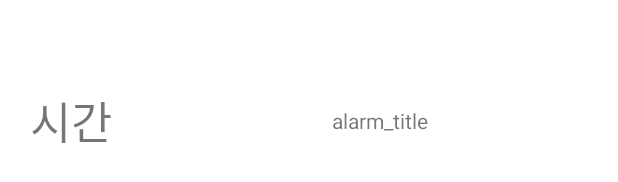
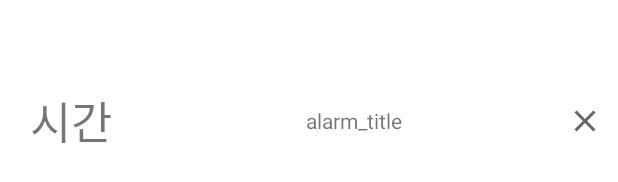
Before and after one commit to dummest/life_partner, an Android app: the layout list_item.xml on its own in the app's theme, with its tools: preview values and no code run, on a phone screen of 412 x 824 dp. Shown: the part 497-679 px from the top of the screen. Run offline under Robolectric (Android 15) with nearby library versions, the phone set to English and light mode, and no system bars.

```diff
--- a/app/src/main/AndroidManifest.xml
+++ b/app/src/main/AndroidManifest.xml
@@ -8,6 +8,7 @@
     <uses-permission android:name="android.permission.FOREGROUND_SERVICE" />
     <uses-permission android:name="android.permission.USE_FULL_SCREEN_INTENT"/>
     <uses-permission android:name = "android.permission.VIBRATE"/>
+    <uses-permission android:name = "android.permission.vi"/>
 
     <application
         android:allowBackup="true"
--- a/app/src/main/java/com/example/life_partner/AlarmService.java
+++ b/app/src/main/java/com/example/life_partner/AlarmService.java
@@ -10,6 +10,7 @@ import android.database.Cursor;
 import android.database.sqlite.SQLiteDatabase;
 import android.os.Build;
 import android.os.IBinder;
+import android.renderscript.RenderScript;
 import android.util.Log;
 import androidx.core.app.NotificationCompat;
 
--- a/app/src/main/java/com/example/life_partner/Schedule_popup.java
+++ b/app/src/main/java/com/example/life_partner/Schedule_popup.java
@@ -165,7 +165,6 @@ public class Schedule_popup extends Activity {
         //pendingIntent = 특정 시점 까지 기다리는 인텐트
         PendingIntent sender = PendingIntent.getBroadcast(context, id, alarmIntent,PendingIntent.FLAG_UPDATE_CURRENT);
         alarmManager.setExactAndAllowWhileIdle(AlarmManager.RTC_WAKEUP, alarmCalendar.getTimeInMillis(), sender);
-
     }
 
     public void setAlarm(CheckBox dayOfWeek[], int hour, int minute){
--- a/app/src/main/java/com/example/life_partner/myDBHelper.java
+++ b/app/src/main/java/com/example/life_partner/myDBHelper.java
@@ -43,7 +43,7 @@ public class myDBHelper extends SQLiteOpenHelper {
 
     public void delete(int id) {
         SQLiteDatabase db = getWritableDatabase();
-        db.execSQL("DELETE FROM notiTBL WHERE ID = " + id +";");
+        db.execSQL("DELETE FROM notiTBL WHERE notiId = " + id +";");
         db.close();
     }
 
--- a/app/src/main/res/layout/list_item.xml
+++ b/app/src/main/res/layout/list_item.xml
@@ -2,8 +2,17 @@
 <LinearLayout xmlns:android="http://schemas.android.com/apk/res/android"
     android:layout_width="match_parent"
     android:layout_height="match_parent"
-    android:orientation="horizontal">
-
+    android:orientation="horizontal"
+    android:descendantFocusability="blocksDescendants">
+    <!--
+    <CheckBox
+        android:id="@+id/check_box"
+        android:layout_width="wrap_content"
+        android:layout_height="wrap_content"
+        android:layout_gravity="center"
+        android:layout_marginLeft="10dp"
+        />
+     -->
     <TextView
         android:id="@+id/time_text"
         android:layout_width="wrap_content"
@@ -24,5 +33,12 @@
         android:text="alarm_title"
         android:layout_gravity="center"/>
 
+    <ImageButton
+        android:id="@+id/deleteBtn"
+        android:layout_width="wrap_content"
+        android:layout_height="wrap_content"
+        android:layout_gravity="center"
+        android:layout_marginRight="10dp"
+        android:background="@drawable/outline_clear_24"/>
 
 </LinearLayout>
--- a/app/src/main/res/values/strings.xml
+++ b/app/src/main/res/values/strings.xml
@@ -1,5 +1,5 @@
 <resources>
-    <string name="app_name">Life partner</string>
+    <string name="app_name">Life Partner</string>
     <string name="hello_blank_fragment">Hello blank fragment</string>
     <string name="calendar">Calendar</string>
     <string name="timer">Timer</string>
```
Also changed, not shown: app/src/main/java/com/example/life_partner/AlarmActivity.java (+22 -6 lines), app/src/main/java/com/example/life_partner/ListViewAdapter.java (+63 -3 lines), app/src/main/java/com/example/life_partner/MainActivity.java (+7 -1 lines), app/src/main/java/com/example/life_partner/calendar.java (+4 -10 lines).
